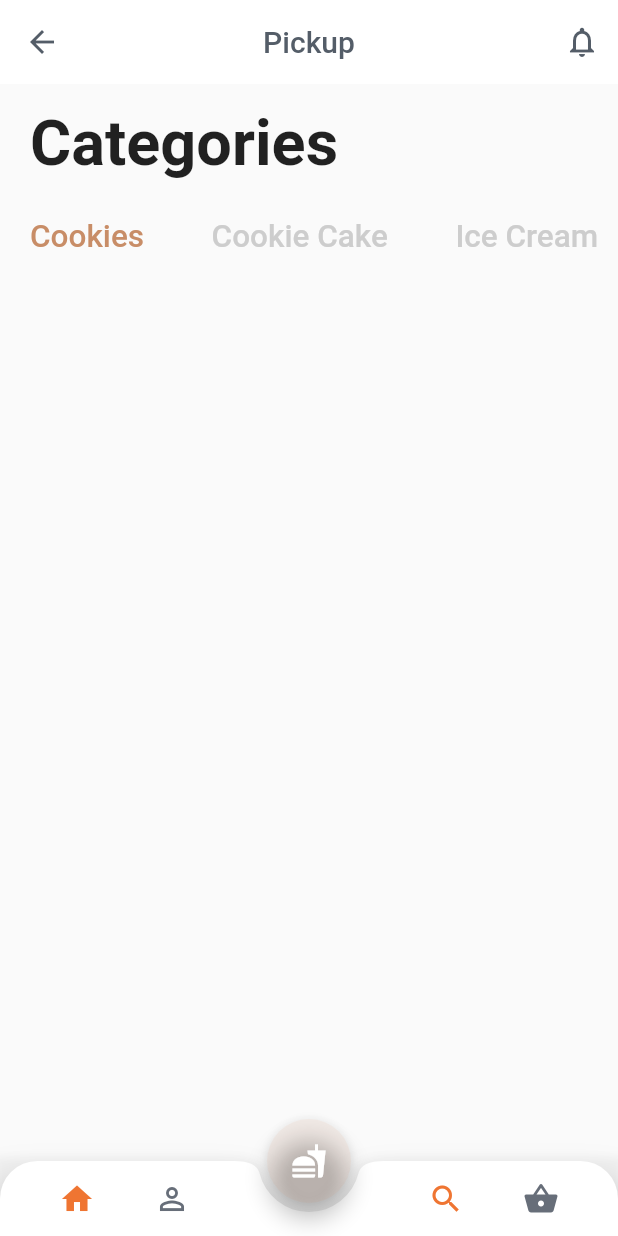
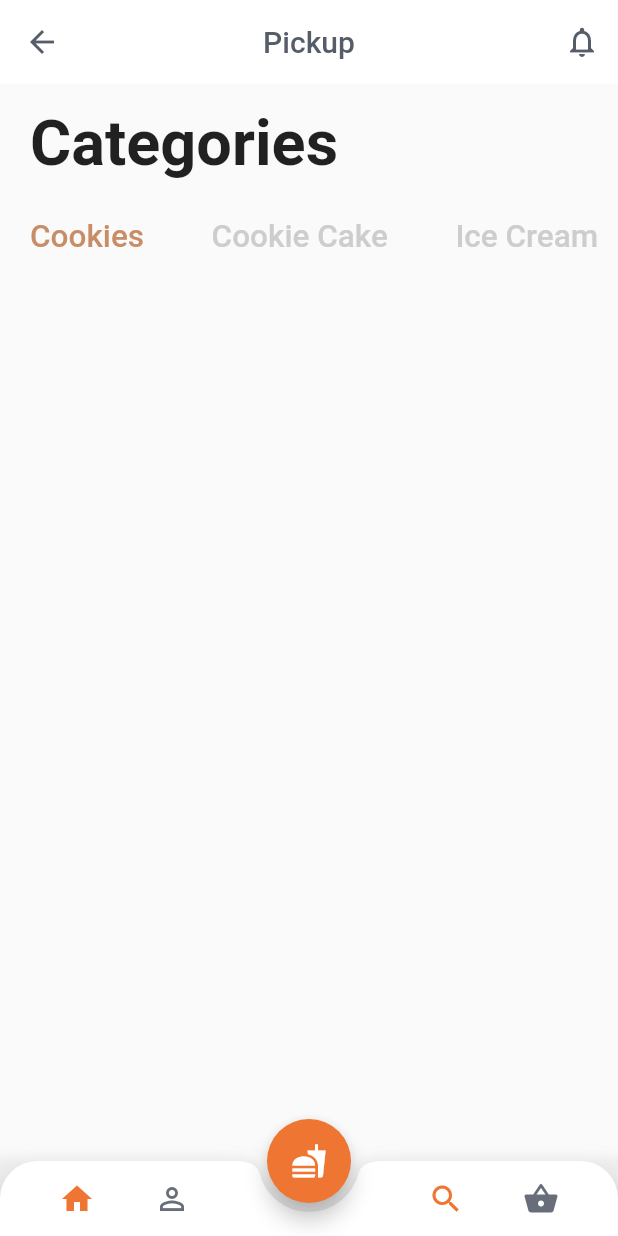
Before and after one commit to pratamawijaya/flutter_ui_example, a Flutter app: the screen it shows after launch, on a phone screen of 412 x 824 dp. Run offline on Flutter 3.47's test engine with Material 2 defaults, Android fonts, the phone set to English and light mode, and no system bars; Roboto replaces fonts that are missing (Varela).

Commit message:
2 - fix color floating action button

```diff
--- a/cookie_store/lib/main.dart
+++ b/cookie_store/lib/main.dart
@@ -91,7 +91,7 @@ class _HomeScreenState extends State<HomeScreen>
         ],
       ),
       floatingActionButton: FloatingActionButton(
-        backgroundColor: Color(0xFF17532),
+        backgroundColor: Color(0xFFEF7532),
         child: Icon(Icons.fastfood),
         onPressed: () {},
       ),
```
